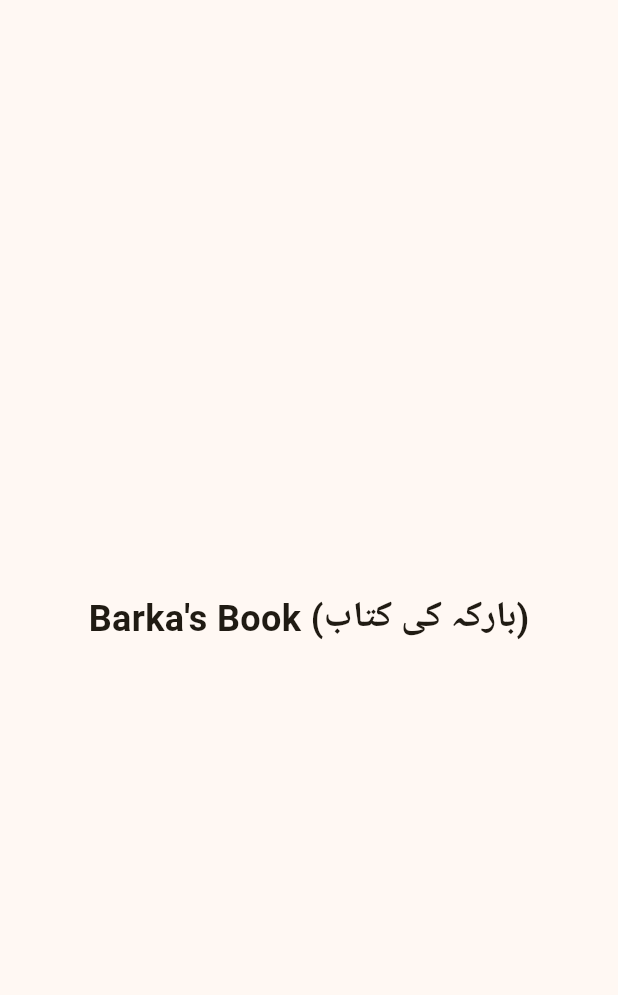
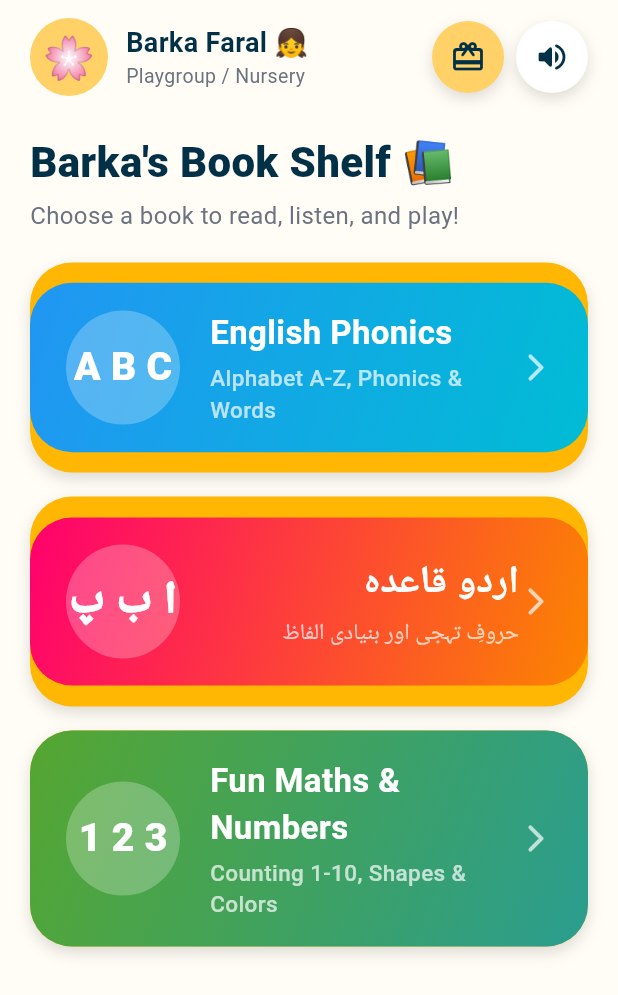
Before and after one commit to iRehmanAhmad/Barka-s-Book, a Flutter app: the screen it shows after launch, on a phone screen of 412 x 824 dp. Shown: the top 995 px of the screen. Run offline on Flutter 3.47's test engine with Material 3 defaults, Android fonts, the phone set to English and light mode, and no system bars; our stand-ins replace google_fonts; Roboto replaces fonts that are missing (NotoNastaliqUrdu).

Commit message:
feat: integrate home dashboard and finalize Phase 1 living book engine

```diff
--- /dev/null
+++ b/lib/features/home/presentation/screens/home_screen.dart
@@ -0,0 +1,241 @@
+import 'package:flutter/material.dart';
+import '../../book_engine/data/models/book_manifest.dart';
+import '../../book_engine/data/models/mini_game_config.dart';
+import '../../book_engine/data/repositories/book_repository.dart';
+import '../../book_engine/presentation/screens/book_reader_screen.dart';
+import '../../games/balloon_pop/presentation/screens/balloon_pop_screen.dart';
+import '../../games/matching/presentation/screens/matching_game_screen.dart';
+import '../../games/tracing/presentation/screens/tracing_screen.dart';
+import '../../rewards/presentation/screens/sticker_album_screen.dart';
+import '../../../../core/audio/audio_controller.dart';
+import '../../../../core/audio/sound_effects.dart';
+import '../../../../core/storage/progress_repository.dart';
+import '../../../../core/theme/app_colors.dart';
+import '../../../../core/widgets/bouncy_button.dart';
+import '../widgets/subject_card.dart';
+
+class HomeScreen extends StatelessWidget {
+  final BookRepository bookRepository;
+  final AudioController audioController;
+  final ProgressRepository progressRepository;
+
+  const HomeScreen({
+    super.key,
+    required this.bookRepository,
+    required this.audioController,
+    required this.progressRepository,
+  });
+
+  void _openBook(BuildContext context, Future<BookManifest> Function() loader) async {
+    audioController.playSfx(SoundEffects.pop);
+    try {
+      final manifest = await loader();
+      if (!context.mounted) return;
+
+      Navigator.push(
+        context,
+        MaterialPageRoute(
+          builder: (context) => BookReaderScreen(
+            manifest: manifest,
+            audioController: audioController,
+            onOpenMiniGame: (ctx, config) => _openMiniGame(ctx, config),
+          ),
+        ),
+      );
+    } catch (e) {
+      if (!context.mounted) return;
+      ScaffoldMessenger.of(context).showSnackBar(
+        SnackBar(content: Text('Could not open book: $e')),
+      );
+    }
+  }
+
+  void _openMiniGame(BuildContext context, MiniGameConfig config) {
+    if (config.type == 'tracing') {
+      Navigator.push(
+        context,
+        MaterialPageRoute(
+          builder: (context) => TracingScreen(
+            config: config,
+            audioController: audioController,
+            onComplete: () => progressRepository.addStars(1),
+          ),
+        ),
+      );
+    } else if (config.type == 'matching' && config.pairs != null) {
+      Navigator.push(
+        context,
+        MaterialPageRoute(
+          builder: (context) => MatchingGameScreen(
+            pairs: config.pairs!,
+            audioController: audioController,
+            onComplete: () => progressRepository.addStars(1),
+          ),
+        ),
+      );
+    } else if (config.type == 'balloon_pop' && config.correctSymbol != null) {
+      Navigator.push(
+        context,
+        MaterialPageRoute(
+          builder: (context) => BalloonPopScreen(
+            targetSound: config.targetSound ?? '',
+            correctSymbol: config.correctSymbol!,
+            distractorSymbols: config.distractorSymbols ?? [],
+            audioController: audioController,
+            onComplete: () => progressRepository.addStars(1),
+          ),
+        ),
+      );
+    }
+  }
+
+  @override
+  Widget build(BuildContext context) {
+    return Scaffold(
+      backgroundColor: AppColors.softBackground,
+      body: SafeArea(
+        child: Padding(
+          padding: const EdgeInsets.symmetric(horizontal: 20, vertical: 12),
+          child: Column(
+            crossAxisAlignment: CrossAxisAlignment.start,
+            children: [
+              // Top Header
+              Row(
+                mainAxisAlignment: MainAxisAlignment.spaceBetween,
+                children: [
+                  // Greeting Pill
+                  Row(
+                    children: [
+                      Container(
+                        width: 52,
+                        height: 52,
+                        decoration: const BoxDecoration(
+                          color: AppColors.starGold,
+                          shape: BoxShape.circle,
+                        ),
+                        alignment: Alignment.center,
+                        child: const Text('🌸', style: TextStyle(fontSize: 28)),
+                      ),
+                      const SizedBox(width: 12),
+                      const Column(
+                        crossAxisAlignment: CrossAxisAlignment.start,
+                        children: [
+                          Text(
+                            'Barka Faral 👧',
+                            style: TextStyle(
+                              fontSize: 18,
+                              fontWeight: FontWeight.bold,
+                              color: AppColors.deepNavy,
+                            ),
+                          ),
+                          Text(
+                            'Playgroup / Nursery',
+                            style: TextStyle(fontSize: 13, color: Color(0xFF6B7280)),
+                          ),
+                        ],
+                      ),
+                    ],
+                  ),
+
+                  // Toy Box & Mute Buttons
+                  Row(
+                    children: [
+                      BouncyButton(
+                        onPressed: () {
+                          audioController.playSfx(SoundEffects.starChime);
+                          Navigator.push(
+                            context,
+                            MaterialPageRoute(
+                              builder: (context) => StickerAlbumScreen(
+                                repository: progressRepository,
+                                audioController: audioController,
+                              ),
+                            ),
+                          );
+                        },
+                        backgroundColor: AppColors.starGold,
+                        minWidth: 48,
+                        minHeight: 48,
+                        borderRadius: BorderRadius.circular(24),
+                        padding: EdgeInsets.zero,
+                        child: const Icon(Icons.card_giftcard_rounded, color: AppColors.deepNavy, size: 24),
+                      ),
+                      const SizedBox(width: 8),
+                      BouncyButton(
+                        onPressed: () => audioController.toggleMute(),
+                        backgroundColor: Colors.white,
+                        minWidth: 48,
+                        minHeight: 48,
+                        borderRadius: BorderRadius.circular(24),
+                        padding: EdgeInsets.zero,
+                        child: Icon(
+                          audioController.isMuted ? Icons.volume_off_rounded : Icons.volume_up_rounded,
+                          color: AppColors.deepNavy,
+                          size: 24,
+                        ),
+                      ),
+                    ],
+                  ),
+                ],
+              ),
+
+              const SizedBox(height: 24),
+
+              // Title Section
+              const Text(
+                "Barka's Book Shelf 📚",
+                style: TextStyle(
+                  fontSize: 28,
+                  fontWeight: FontWeight.w900,
+                  color: AppColors.deepNavy,
+                ),
+              ),
+              const SizedBox(height: 4),
+              const Text(
+                'Choose a book to read, listen, and play!',
+                style: TextStyle(fontSize: 16, color: Color(0xFF6B7280)),
+              ),
+
+              const SizedBox(height: 20),
+
+              // Bookshelf Cards
+              Expanded(
+                child: ListView(
+                  children: [
+                    SubjectCard(
+                      title: 'English Phonics',
+                      subtitle: 'Alphabet A-Z, Phonics & Words',
+                      heroLetters: 'A B C',
+                      icon: Icons.menu_book_rounded,
+                      gradientColors: const [Color(0xFF2196F3), Color(0xFF00BCD4)],
+                      onTap: () => _openBook(context, bookRepository.loadEnglishNursery),
+                    ),
+                    const SizedBox(height: 16),
+                    SubjectCard(
+                      title: 'اردو قاعدہ',
+                      subtitle: 'حروفِ تہجی اور بنیادی الفاظ',
+                      heroLetters: 'ا ب پ',
+                      icon: Icons.auto_stories_rounded,
+                      isUrdu: true,
+                      gradientColors: const [Color(0xFFFF006E), Color(0xFFFB8500)],
+                      onTap: () => _openBook(context, bookRepository.loadUrduNursery),
+                    ),
+                    const SizedBox(height: 16),
+                    SubjectCard(
+                      title: 'Fun Maths & Numbers',
+                      subtitle: 'Counting 1-10, Shapes & Colors',
+                      heroLetters: '1 2 3',
+                      icon: Icons.calculate_rounded,
+                      gradientColors: const [Color(0xFF55A630), Color(0xFF2A9D8F)],
+                      onTap: () => _openBook(context, bookRepository.loadMathsNursery),
+                    ),
+                  ],
+                ),
+              ),
+            ],
+          ),
+        ),
+      ),
+    );
+  }
+}
--- /dev/null
+++ b/lib/features/home/presentation/widgets/subject_card.dart
@@ -0,0 +1,97 @@
+import 'package:flutter/material.dart';
+import '../../../../core/widgets/bouncy_button.dart';
+
+class SubjectCard extends StatelessWidget {
+  final String title;
+  final String subtitle;
+  final String heroLetters;
+  final IconData icon;
+  final List<Color> gradientColors;
+  final VoidCallback onTap;
+  final bool isUrdu;
+
+  const SubjectCard({
+    super.key,
+    required this.title,
+    required this.subtitle,
+    required this.heroLetters,
+    required this.icon,
+    required this.gradientColors,
+    required this.onTap,
+    this.isUrdu = false,
+  });
+
+  @override
+  Widget build(BuildContext context) {
+    return BouncyButton(
+      onPressed: onTap,
+      minHeight: 140,
+      minWidth: double.infinity,
+      padding: EdgeInsets.zero,
+      borderRadius: BorderRadius.circular(28),
+      child: Container(
+        padding: const EdgeInsets.symmetric(horizontal: 24, vertical: 18),
+        decoration: BoxDecoration(
+          gradient: LinearGradient(
+            colors: gradientColors,
+            begin: Alignment.topLeft,
+            end: Alignment.bottomRight,
+          ),
+          borderRadius: BorderRadius.circular(28),
+        ),
+        child: Row(
+          children: [
+            // Icon & Hero Symbol Container
+            Container(
+              width: 76,
+              height: 76,
+              decoration: BoxDecoration(
+                color: Colors.white.withOpacity(0.25),
+                shape: BoxShape.circle,
+              ),
+              alignment: Alignment.center,
+              child: Text(
+                heroLetters,
+                style: TextStyle(
+                  fontSize: isUrdu ? 30 : 26,
+                  fontWeight: FontWeight.w900,
+                  color: Colors.white,
+                  fontFamily: isUrdu ? 'NotoNastaliqUrdu' : null,
+                ),
+              ),
+            ),
+            const SizedBox(width: 20),
+            // Title & Subtitle
+            Expanded(
+              child: Column(
+                crossAxisAlignment: isUrdu ? CrossAxisAlignment.end : CrossAxisAlignment.start,
+                mainAxisAlignment: MainAxisAlignment.center,
+                children: [
+                  Text(
+                    title,
+                    style: TextStyle(
+                      fontSize: isUrdu ? 26 : 22,
+                      fontWeight: FontWeight.bold,
+                      color: Colors.white,
+                      fontFamily: isUrdu ? 'NotoNastaliqUrdu' : null,
+                    ),
+                  ),
+                  const SizedBox(height: 4),
+                  Text(
+                    subtitle,
+                    style: const TextStyle(
+                      fontSize: 15,
+                      fontWeight: FontWeight.w500,
+                      color: Colors.white70,
+                    ),
+                  ),
+                ],
+              ),
+            ),
+            const Icon(Icons.arrow_forward_ios_rounded, color: Colors.white70, size: 22),
+          ],
+        ),
+      ),
+    );
+  }
+}
--- a/lib/main.dart
+++ b/lib/main.dart
@@ -1,5 +1,10 @@
 import 'package:flutter/material.dart';
 import 'package:flutter/services.dart';
+import 'core/audio/audio_controller.dart';
+import 'core/storage/progress_repository.dart';
+import 'core/theme/app_colors.dart';
+import 'features/book_engine/data/repositories/book_repository.dart';
+import 'features/home/presentation/screens/home_screen.dart';
 
 void main() {
   WidgetsFlutterBinding.ensureInitialized();
@@ -8,11 +13,29 @@ void main() {
     DeviceOrientation.landscapeLeft,
     DeviceOrientation.landscapeRight,
   ]);
-  runApp(const BarkaBookApp());
+
+  final audioController = AudioController();
+  final bookRepository = BookRepository();
+  final progressRepository = ProgressRepository();
+
+  runApp(BarkaBookApp(
+    audioController: audioController,
+    bookRepository: bookRepository,
+    progressRepository: progressRepository,
+  ));
 }
 
 class BarkaBookApp extends StatelessWidget {
-  const BarkaBookApp({super.key});
+  final AudioController audioController;
+  final BookRepository bookRepository;
+  final ProgressRepository progressRepository;
+
+  const BarkaBookApp({
+    super.key,
+    required this.audioController,
+    required this.bookRepository,
+    required this.progressRepository,
+  });
 
   @override
   Widget build(BuildContext context) {
@@ -21,19 +44,17 @@ class BarkaBookApp extends StatelessWidget {
       debugShowCheckedModeBanner: false,
       theme: ThemeData(
         useMaterial3: true,
+        scaffoldBackgroundColor: AppColors.softBackground,
         colorScheme: ColorScheme.fromSeed(
-          seedColor: const Color(0xFFFFB703),
-          primary: const Color(0xFFFFB703),
-          secondary: const Color(0xFF023047),
+          seedColor: AppColors.primaryYellow,
+          primary: AppColors.primaryYellow,
+          secondary: AppColors.deepNavy,
         ),
       ),
-      home: const Scaffold(
-        body: Center(
-          child: Text(
-            "Barka's Book (بارکہ کی کتاب)",
-            style: TextStyle(fontSize: 24, fontWeight: FontWeight.bold),
-          ),
-        ),
+      home: HomeScreen(
+        bookRepository: bookRepository,
+        audioController: audioController,
+        progressRepository: progressRepository,
       ),
     );
   }
```
Also changed, not shown: 3 other files.
